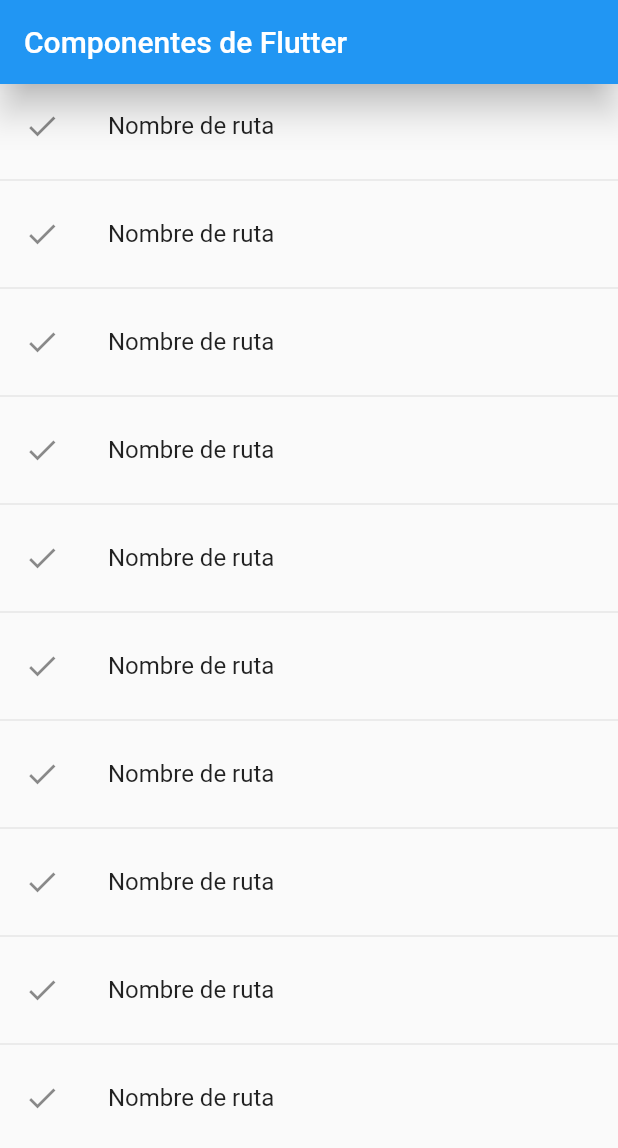
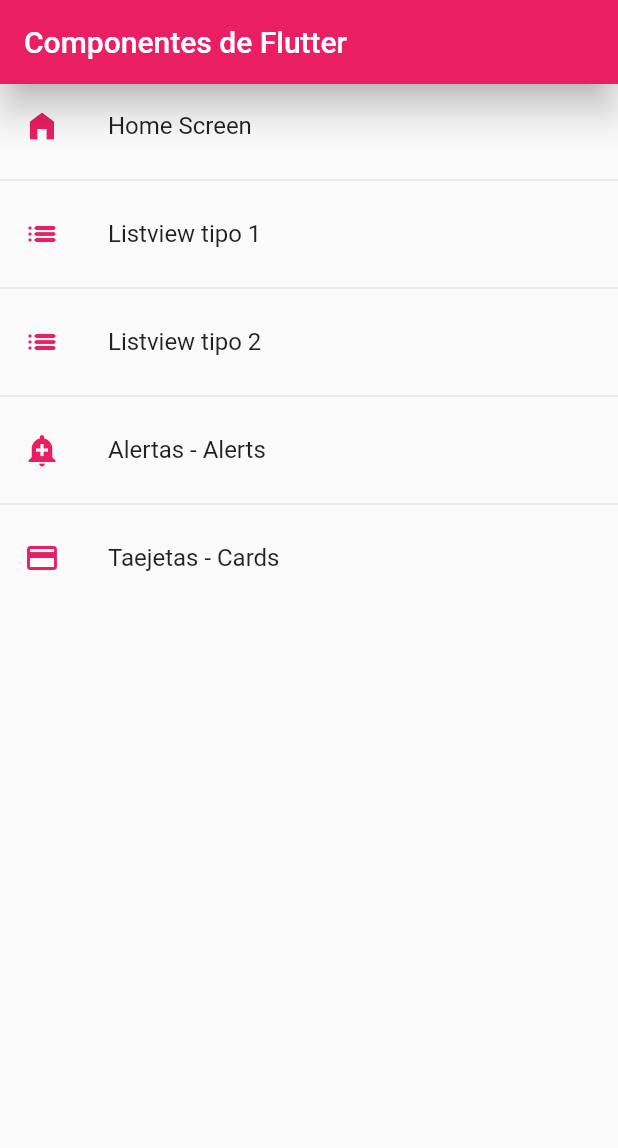
Before and after one commit to NataliaDiazCastro/fl_components, a Flutter app: the screen it shows after launch, on a phone screen of 412 x 824 dp. Shown: the top 1148 px of the screen. Run offline on Flutter 3.47's test engine with Material 2 defaults, Android fonts, the phone set to English and light mode, and no system bars.

Commit message:
Cards, widgets

```diff
--- a/lib/main.dart
+++ b/lib/main.dart
@@ -1,4 +1,5 @@
 import 'package:fl_components/router/app_routes.dart';
+import 'package:fl_components/theme/app_theme.dart';
 import 'package:flutter/material.dart';
 
 import 'package:fl_components/screens/screens.dart';
@@ -11,11 +12,13 @@ class MyApp extends StatelessWidget {
   @override
   Widget build(BuildContext context) {
     return MaterialApp(
-        debugShowCheckedModeBanner: false,
-        title: 'Material App',
-        // home: const CardScreen(),
-        initialRoute: AppRoutes.initialRoute,
-        routes: AppRoutes.routes,
-        onGenerateRoute: AppRoutes.onGeneratRoute);
+      debugShowCheckedModeBanner: false,
+      title: 'Material App',
+      // home: const CardScreen(),
+      initialRoute: AppRoutes.initialRoute,
+      routes: AppRoutes.getAppRoutes(),
+      onGenerateRoute: AppRoutes.onGeneratRoute,
+      theme: AppTheme.lightTheme,
+    );
   }
 }
--- a/lib/router/app_routes.dart
+++ b/lib/router/app_routes.dart
@@ -17,28 +17,38 @@ class AppRoutes {
         screen: Listview1Screen()),
     MenuOption(
         route: 'listviw2',
-        icon: Icons.home_filled,
+        icon: Icons.list_rounded,
         name: 'Listview tipo 2 ',
         screen: Listview2Screen()),
     MenuOption(
         route: 'alert',
-        icon: Icons.home_filled,
+        icon: Icons.add_alert,
         name: 'Alertas - Alerts',
         screen: AlertScreen()),
     MenuOption(
         route: 'card',
-        icon: Icons.home_filled,
+        icon: Icons.credit_card,
         name: 'Taejetas - Cards',
         screen: CardScreen()),
   ];
 
-  static Map<String, Widget Function(BuildContext)> routes = {
-    'home': (context) => const HomeScreen(),
-    'listview1': (context) => const Listview1Screen(),
-    'listview2': (context) => const Listview2Screen(),
-    'alert': (context) => const AlertScreen(),
-    'card': (context) => const CardScreen(),
-  };
+  static Map<String, Widget Function(BuildContext)> getAppRoutes() {
+    Map<String, Widget Function(BuildContext)> appRoutes = {};
+
+    for (final option in menuOptions) {
+      appRoutes.addAll({option.route: (BuildContext context) => option.screen});
+    }
+
+    return appRoutes;
+  }
+
+  // static Map<String, Widget Function(BuildContext)> routes = {
+  //   'home': (context) => const HomeScreen(),
+  //   'listview1': (context) => const Listview1Screen(),
+  //   'listview2': (context) => const Listview2Screen(),
+  //   'alert': (context) => const AlertScreen(),
+  //   'card': (context) => const CardScreen(),
+  // };
 
   static Route<dynamic> onGeneratRoute(RouteSettings settings) {
     return MaterialPageRoute(
--- a/lib/screens/home_screen.dart
+++ b/lib/screens/home_screen.dart
@@ -1,4 +1,6 @@
+import 'package:fl_components/router/app_routes.dart';
 import 'package:fl_components/screens/screens.dart';
+import 'package:fl_components/theme/app_theme.dart';
 import 'package:flutter/material.dart';
 
 class HomeScreen extends StatelessWidget {
@@ -6,24 +8,28 @@ class HomeScreen extends StatelessWidget {
 
   @override
   Widget build(BuildContext context) {
+    final menuOptions = AppRoutes.menuOptions;
+
     return Scaffold(
         appBar: AppBar(
           title: const Text('Componentes de Flutter'),
-          elevation: 10,
         ),
         body: ListView.separated(
-            itemBuilder: (context, index) => ListTile(
-                  leading: const Icon(Icons.done_outlined),
-                  title: const Text('Nombre de ruta'),
+            itemBuilder: (context, i) => ListTile(
+                  leading: Icon(
+                    menuOptions[i].icon,
+                    color: AppTheme.primary,
+                  ),
+                  title: Text(menuOptions[i].name),
                   onTap: () {
                     // final route = MaterialPageRoute(
                     //   builder: (context) => Listview1Screen(),
                     // );
                     // Navigator.push(context, route);
-                    Navigator.pushNamed(context, 'listview1');
+                    Navigator.pushNamed(context, menuOptions[i].route);
                   },
                 ),
             separatorBuilder: (_, __) => const Divider(),
-            itemCount: 10));
+            itemCount: AppRoutes.menuOptions.length));
   }
 }
--- a/lib/screens/listview2_screen.dart
+++ b/lib/screens/listview2_screen.dart
@@ -15,8 +15,6 @@ class Listview2Screen extends StatelessWidget {
     return Scaffold(
         appBar: AppBar(
           title: const Text('Listview Tipo 2'),
-          elevation: 10,
-          backgroundColor: Colors.indigo,
         ),
         body: ListView.separated(
           itemCount: options.length,
--- /dev/null
+++ b/lib/theme/app_theme.dart
@@ -0,0 +1,26 @@
+import 'package:flutter/material.dart';
+
+class AppTheme {
+  // Color Primario
+  static const Color primary = Colors.pink;
+
+  // Tema light
+  static final ThemeData lightTheme = ThemeData.light().copyWith(
+      // Color primario
+      primaryColor: primary,
+
+      // AppBar Theme
+      appBarTheme: const AppBarTheme(color: primary, elevation: 10),
+
+      // TextButton Theme
+      textButtonTheme: TextButtonThemeData(
+          style: TextButton.styleFrom(foregroundColor: primary)));
+
+  // Tema dark
+  static final ThemeData darkTheme = ThemeData.dark().copyWith(
+      // Color primario
+      primaryColor: primary,
+
+      // AppBar Theme
+      appBarTheme: const AppBarTheme(color: primary, elevation: 10));
+}
--- /dev/null
+++ b/lib/widgets/widgets.dart
@@ -0,0 +1,2 @@
+export 'package:fl_components/widgets/custom_card_type.dart';
+export 'package:fl_components/widgets/custom_card_type2.dart';
--- a/pubspec.yaml
+++ b/pubspec.yaml
@@ -59,8 +59,8 @@ flutter:
   uses-material-design: true
 
   # To add assets to your application, add an assets section, like this:
-  # assets:
-  #   - images/a_dot_burr.jpeg
+  assets:
+    - assets/
   #   - images/a_dot_ham.jpeg
 
   # An image asset can refer to one or more resolution-specific "variants", see
```
Also changed, not shown: lib/screens/card_screen.dart (+17 -5 lines), lib/widgets/custom_card_type.dart (added, +44 -0 lines), lib/widgets/custom_card_type2.dart (added, +30 -0 lines), assets/jar-loading.gif (added).
